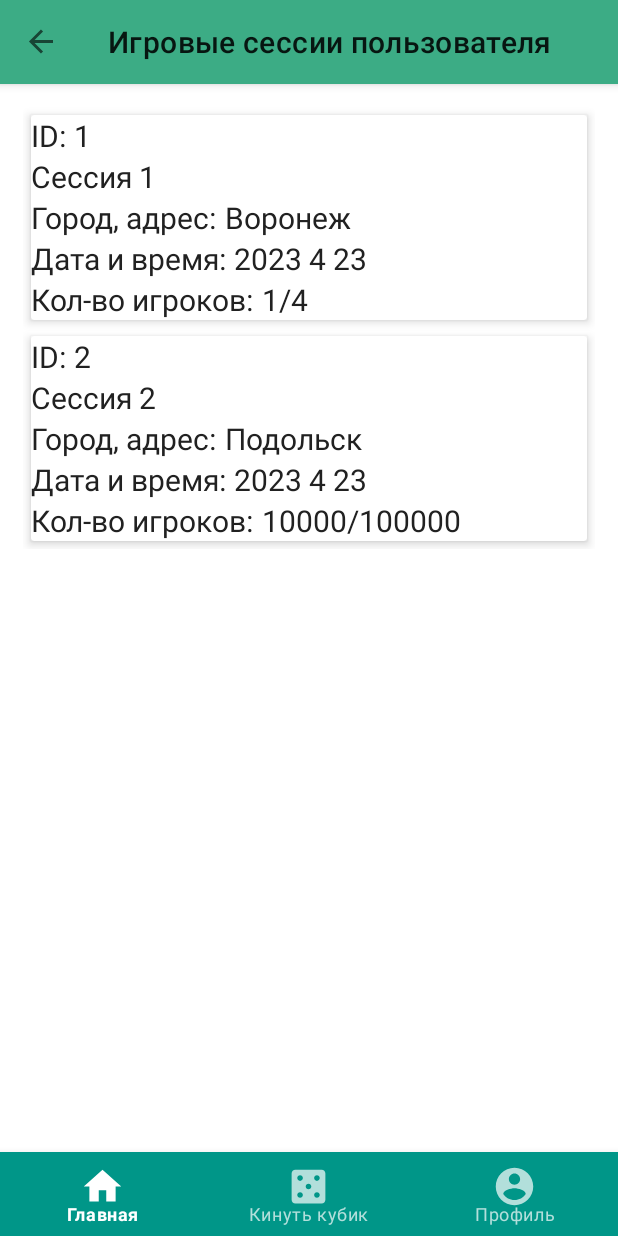
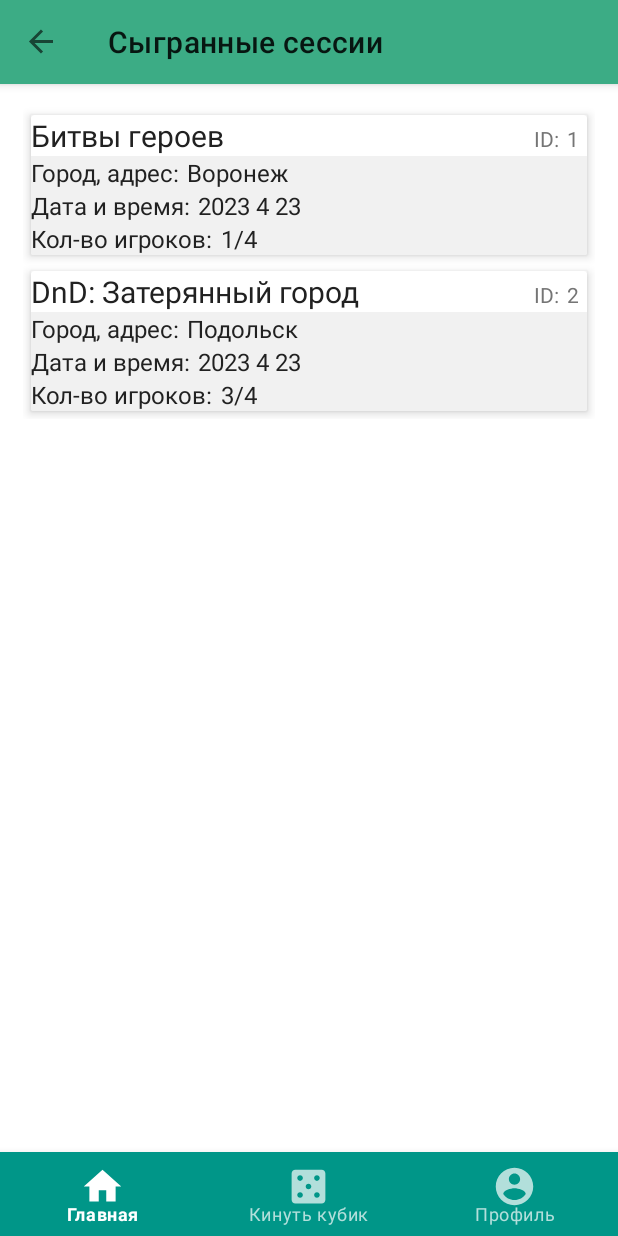
Before and after one commit to TeaProphet/TP-5.1-3, an Android app: the UserSessionsFragment screen opened through its navigation route, on a phone screen of 412 x 824 dp. Run offline under Robolectric (Android 15) with nearby library versions, the phone set to English and light mode, and no system bars; our stand-ins replace navigation-ui.

Commit message:
ORG-10 and ORG-12: Fixed reputation logic, minor cosmetic updates in lists of sessions.

```diff
--- a/app/src/main/java/vsu/tp53/onboardapplication/home/HomeFragment.kt
+++ b/app/src/main/java/vsu/tp53/onboardapplication/home/HomeFragment.kt
@@ -48,10 +48,10 @@ class HomeFragment : Fragment() {
         val date: LocalDate = LocalDate.now()
         val dateString = date.year.toString()+ "." + date.month.value.toString() + "." + date.dayOfMonth.toString()
 
-        listSession.add(SessionModel(1,"Сессия 1", dateString, "Воронеж", "1/4"))
-        listSession.add(SessionModel(2,"Сессия 2", dateString, "Подольск", "10/16"))
-        listSession.add(SessionModel(3,"Сессия 3", dateString, "Омск", "10/16"))
-        listSession.add(SessionModel(4,"Сессия 4", dateString, "Энск", "10/16"))
+        listSession.add(SessionModel(1,"Битвы героев", dateString, "Воронеж", "1/4"))
+        listSession.add(SessionModel(2,"DnD: Затерянный город", dateString, "Подольск", "3/4"))
+        listSession.add(SessionModel(3,"Компания Затерянный рудник Фандельвера", dateString, "Омск", "2/4"))
+        listSession.add(SessionModel(4,"Играем в Бэнг", dateString, "Энск", "3/8"))
         return listSession
     }
 }
--- a/app/src/main/java/vsu/tp53/onboardapplication/profile/ProfileFragment.kt
+++ b/app/src/main/java/vsu/tp53/onboardapplication/profile/ProfileFragment.kt
@@ -42,16 +42,31 @@ class ProfileFragment : Fragment() {
         binding.editProfileButton.setOnClickListener {
             it.findNavController().navigate(R.id.editProfileFragment)
         }
-
+        var isChangedPositive = false
+        var isChangedNegative = false
         binding.increaseRep.setOnClickListener {
             var rep: Int = binding.playerReputation.text.toString().toInt()
-            rep += 1
+            if (!isChangedPositive) {
+                rep += 1
+                isChangedPositive = true
+                if (isChangedNegative){
+                    isChangedNegative = false
+                    rep += 1
+                }
+            }
             binding.playerReputation.text = rep.toString()
         }
 
         binding.decreaseRep.setOnClickListener {
             var rep: Int = binding.playerReputation.text.toString().toInt()
-            rep -= 1
+            if (!isChangedNegative) {
+                rep -= 1
+                isChangedNegative = true
+                if (isChangedPositive){
+                    isChangedPositive = false
+                    rep -= 1
+                }
+            }
             binding.playerReputation.text = rep.toString()
         }
 
--- a/app/src/main/java/vsu/tp53/onboardapplication/profile/UserSessionsFragment.kt
+++ b/app/src/main/java/vsu/tp53/onboardapplication/profile/UserSessionsFragment.kt
@@ -52,8 +52,8 @@ class UserSessionsFragment : Fragment() {
         val date: LocalDate = LocalDate.now()
         val dateString = date.year.toString()+ " " + date.month.value.toString() + " " + date.dayOfMonth.toString()
 
-        listSession.add(SessionModel(1,"Сессия 1", dateString, "Воронеж", "1/4"))
-        listSession.add(SessionModel(2,"Сессия 2", dateString, "Подольск", "10000/100000"))
+        listSession.add(SessionModel(1,"Битвы героев", dateString, "Воронеж", "1/4"))
+        listSession.add(SessionModel(2,"DnD: Затерянный город", dateString, "Подольск", "3/4"))
 
         return listSession
     }
--- a/app/src/main/res/layout/fragment_profile.xml
+++ b/app/src/main/res/layout/fragment_profile.xml
@@ -267,6 +267,7 @@
                 android:layout_height="wrap_content"
                 android:layout_marginTop="15dp"
                 android:text="Открыть список игровых сессий"
+                android:textColor="@color/white"
                 app:layout_constraintEnd_toEndOf="parent"
                 app:layout_constraintStart_toStartOf="parent"
                 app:layout_constraintTop_toBottomOf="@+id/cardView2" />
--- a/app/src/main/res/layout/session_item.xml
+++ b/app/src/main/res/layout/session_item.xml
@@ -17,42 +17,38 @@
             android:orientation="horizontal">
 
             <TextView
+                android:id="@+id/sessionName"
+                android:layout_width="wrap_content"
+                android:layout_height="wrap_content"
+                android:layout_weight="1"
+                android:text="Session name"
+                android:textColor="@color/primary_text"
+                android:textSize="20sp" />
+
+            <TextView
                 android:layout_width="wrap_content"
                 android:layout_height="wrap_content"
                 android:layout_marginEnd="5dp"
                 android:text="@string/id"
-                android:textColor="@color/primary_text"
-                android:textSize="20sp" />
+                android:textColor="@color/secondary_text"
+                android:textSize="14sp" />
 
             <TextView
                 android:id="@+id/sessionID"
-                android:layout_width="0dp"
+                android:layout_width="wrap_content"
                 android:layout_height="wrap_content"
-                android:layout_weight="1"
+                android:layout_marginRight="5dp"
+                android:gravity="right"
                 android:text="ID"
-                android:textColor="@color/primary_text"
-                android:textSize="20sp" />
+                android:textColor="@color/secondary_text"
+                android:textSize="14sp" />
 
         </LinearLayout>
 
         <LinearLayout
             android:layout_width="match_parent"
             android:layout_height="match_parent"
-            android:orientation="horizontal">
-
-            <TextView
-                android:id="@+id/sessionName"
-                android:layout_width="0dp"
-                android:layout_height="wrap_content"
-                android:layout_weight="1"
-                android:text="Session name"
-                android:textColor="@color/primary_text"
-                android:textSize="20sp" />
-        </LinearLayout>
-
-        <LinearLayout
-            android:layout_width="match_parent"
-            android:layout_height="match_parent"
+            android:background="#F1F1F1"
             android:gravity="start"
             android:orientation="horizontal">
 
@@ -63,7 +59,7 @@
                 android:layout_marginEnd="5dp"
                 android:text="@string/address"
                 android:textColor="@color/primary_text"
-                android:textSize="20sp" />
+                android:textSize="16sp" />
 
             <TextView
                 android:id="@+id/sessionCity"
@@ -72,13 +68,14 @@
                 android:layout_weight="1"
                 android:text="City"
                 android:textColor="@color/primary_text"
-                android:textSize="20sp" />
+                android:textSize="16sp" />
 
         </LinearLayout>
 
         <LinearLayout
             android:layout_width="match_parent"
             android:layout_height="match_parent"
+            android:background="#F1F1F1"
             android:orientation="horizontal">
 
             <TextView
@@ -88,7 +85,7 @@
                 android:layout_marginEnd="5dp"
                 android:text="@string/date_and_time"
                 android:textColor="@color/primary_text"
-                android:textSize="20sp" />
+                android:textSize="16sp" />
 
             <TextView
                 android:id="@+id/sessionDateAndTime"
@@ -97,12 +94,13 @@
                 android:layout_weight="1"
                 android:text="Date"
                 android:textColor="@color/primary_text"
-                android:textSize="20sp" />
+                android:textSize="16sp" />
         </LinearLayout>
 
         <LinearLayout
             android:layout_width="match_parent"
             android:layout_height="match_parent"
+            android:background="#F1F1F1"
             android:orientation="horizontal">
 
             <TextView
@@ -112,7 +110,7 @@
                 android:layout_marginEnd="5dp"
                 android:text="@string/players"
                 android:textColor="@color/primary_text"
-                android:textSize="20sp" />
+                android:textSize="16sp" />
 
             <TextView
                 android:id="@+id/sessionPlayers"
@@ -121,7 +119,7 @@
                 android:layout_weight="1"
                 android:text="0/num_of_players"
                 android:textColor="@color/primary_text"
-                android:textSize="20sp" />
+                android:textSize="16sp" />
         </LinearLayout>
     </LinearLayout>
 </androidx.cardview.widget.CardView>
--- a/app/src/main/res/navigation/nav_graph.xml
+++ b/app/src/main/res/navigation/nav_graph.xml
@@ -36,7 +36,7 @@
     <fragment
         android:id="@+id/userSessionsFragment"
         android:name="vsu.tp53.onboardapplication.profile.UserSessionsFragment"
-        android:label="Игровые сессии пользователя"
+        android:label="Сыгранные сессии"
         tools:layout="@layout/fragment_user_sessions" />
     <fragment
         android:id="@+id/editProfileFragment"
```
